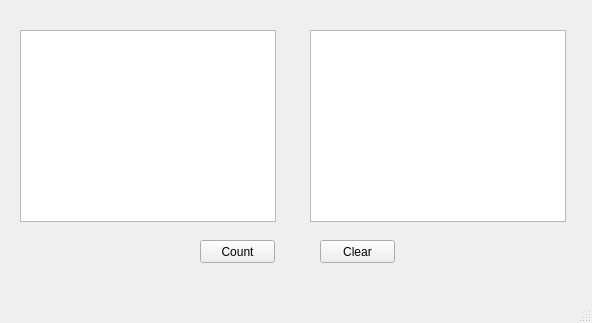
The window that Monitor/prj/mainwindow.ui (hashimoto0106/Qt) describes before a commit, drawn with Qt 5.
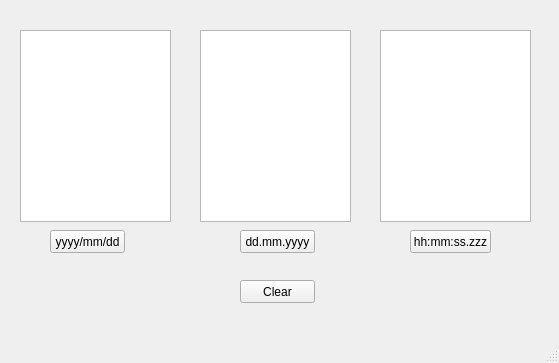
The same window after the commit.

Commit message: ミリ秒取得

```diff
--- a/Monitor/prj/mainwindow.ui
+++ b/Monitor/prj/mainwindow.ui
@@ -6,8 +6,8 @@
    <rect>
     <x>0</x>
     <y>0</y>
-    <width>592</width>
-    <height>323</height>
+    <width>559</width>
+    <height>363</height>
    </rect>
   </property>
   <property name="windowTitle">
@@ -19,17 +19,7 @@
      <rect>
       <x>20</x>
       <y>30</y>
-      <width>256</width>
-      <height>192</height>
-     </rect>
-    </property>
-   </widget>
-   <widget class="QTableWidget" name="tableWidget">
-    <property name="geometry">
-     <rect>
-      <x>310</x>
-      <y>30</y>
-      <width>256</width>
+      <width>151</width>
       <height>192</height>
      </rect>
     </property>
@@ -37,21 +27,21 @@
    <widget class="QPushButton" name="pushButton">
     <property name="geometry">
      <rect>
-      <x>200</x>
-      <y>240</y>
+      <x>50</x>
+      <y>230</y>
       <width>75</width>
       <height>23</height>
      </rect>
     </property>
     <property name="text">
-     <string>Count</string>
+     <string>yyyy/mm/dd</string>
     </property>
    </widget>
    <widget class="QPushButton" name="pushButton_2">
     <property name="geometry">
      <rect>
-      <x>320</x>
-      <y>240</y>
+      <x>240</x>
+      <y>280</y>
       <width>75</width>
       <height>23</height>
      </rect>
@@ -60,6 +50,52 @@
      <string>Clear</string>
     </property>
    </widget>
+   <widget class="QPushButton" name="pushButton_3">
+    <property name="geometry">
+     <rect>
+      <x>240</x>
+      <y>230</y>
+      <width>75</width>
+      <height>23</height>
+     </rect>
+    </property>
+    <property name="text">
+     <string>dd.mm.yyyy</string>
+    </property>
+   </widget>
+   <widget class="QTextBrowser" name="textBrowser_2">
+    <property name="geometry">
+     <rect>
+      <x>200</x>
+      <y>30</y>
+      <width>151</width>
+      <height>192</height>
+     </rect>
+    </property>
+   </widget>
+   <widget class="QTextBrowser" name="textBrowser_3">
+    <property name="geometry">
+     <rect>
+      <x>380</x>
+      <y>30</y>
+      <width>151</width>
+      <height>192</height>
+     </rect>
+    </property>
+   </widget>
+   <widget class="QPushButton" name="pushButton_4">
+    <property name="geometry">
+     <rect>
+      <x>410</x>
+      <y>230</y>
+      <width>81</width>
+      <height>23</height>
+     </rect>
+    </property>
+    <property name="text">
+     <string>hh:mm:ss.zzz</string>
+    </property>
+   </widget>
   </widget>
   <widget class="QMenuBar" name="menubar">
    <property name="geometry">
```
Left out of the diff: 2 changed lines with no effect on the pictures. The commit also changes 2 other files.
